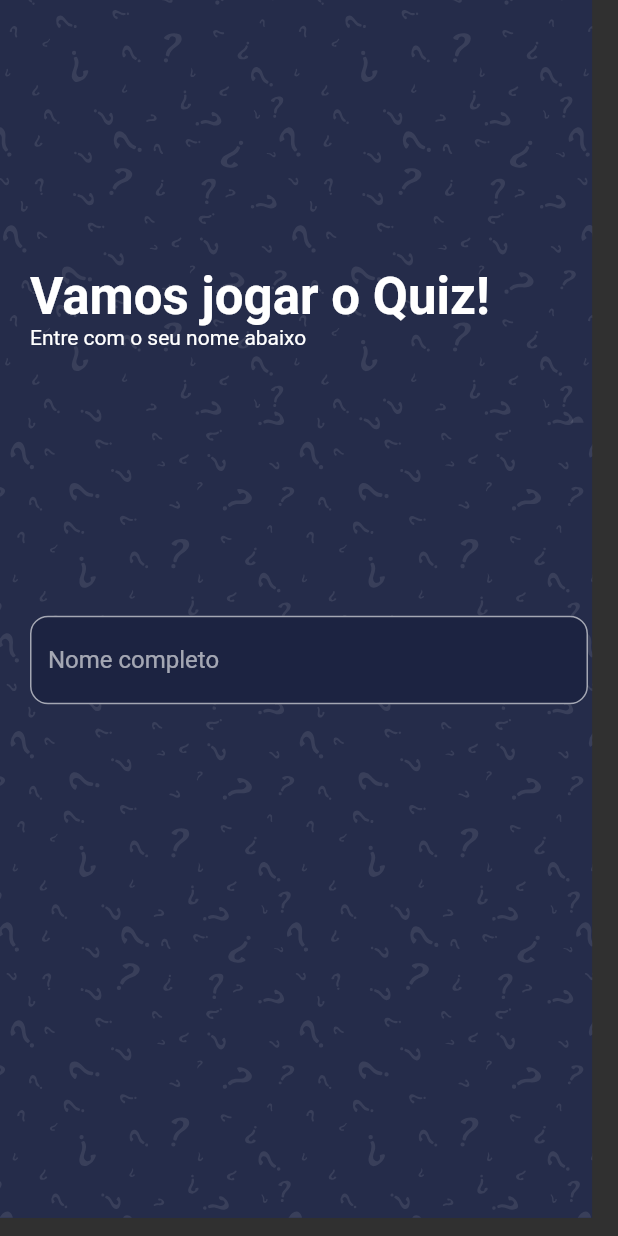
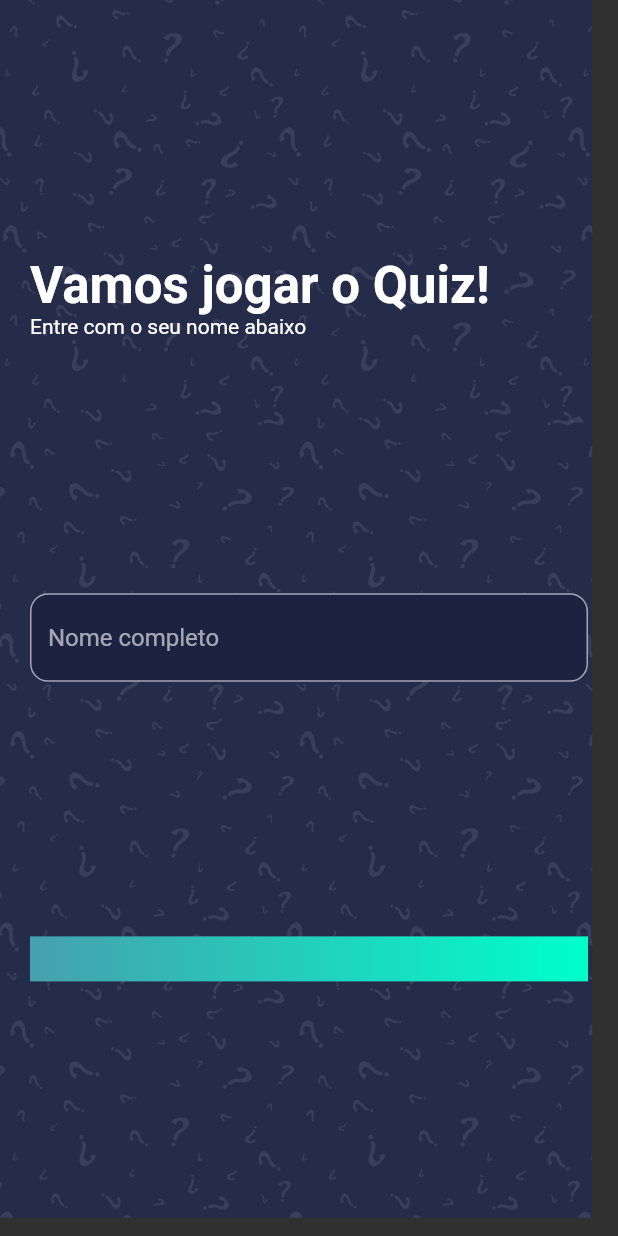
Before and after one commit to lucasoliveirasouza/quiz-app, a Flutter app: the screen it shows after launch, on a phone screen of 412 x 824 dp. Run offline on Flutter 3.47's test engine with Material 2 defaults, Android fonts, the phone set to English and light mode, and no system bars; our stand-ins replace get, websafe_svg.

Commit message:
Criando home

```diff
--- a/lib/view/home/home.dart
+++ b/lib/view/home/home.dart
@@ -44,7 +44,12 @@ class _HomeViewState extends State<HomeView> {
                     ),
                   ),
                   Spacer(),
-                  Container(),
+                  Container(
+                    padding: EdgeInsets.all(kDefaultPadding * 0.75),
+                    decoration: BoxDecoration(
+                      gradient: kPrimaryGradient,
+                    ),
+                  ),
                   Spacer(),
                 ],
               ),
```
